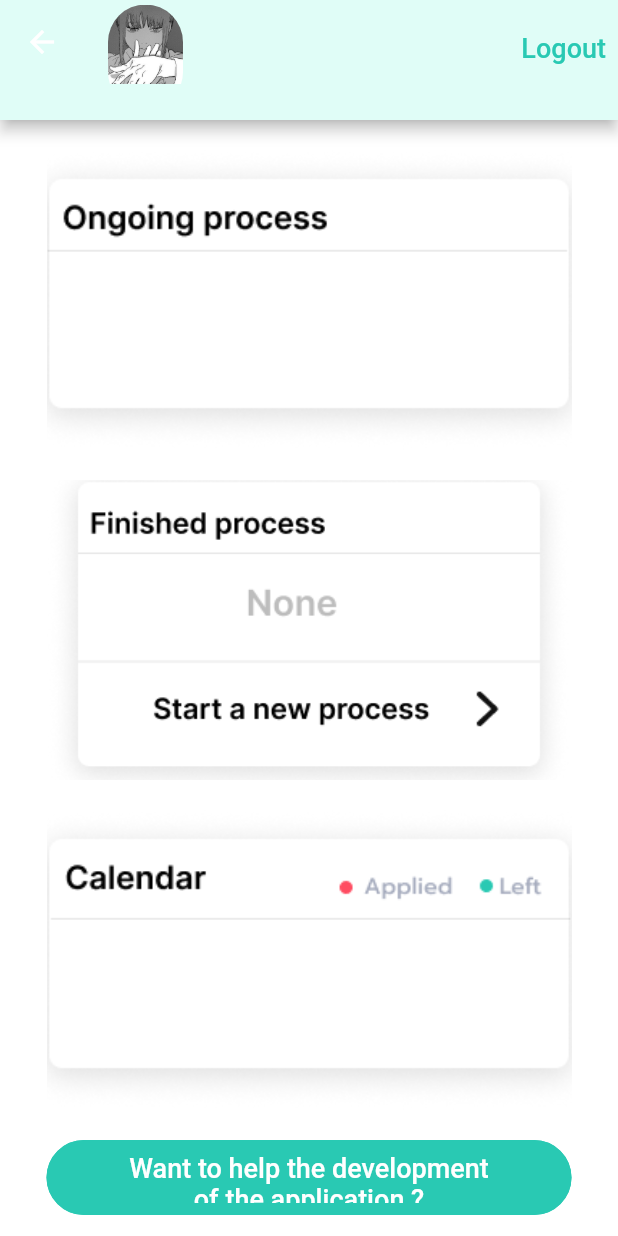
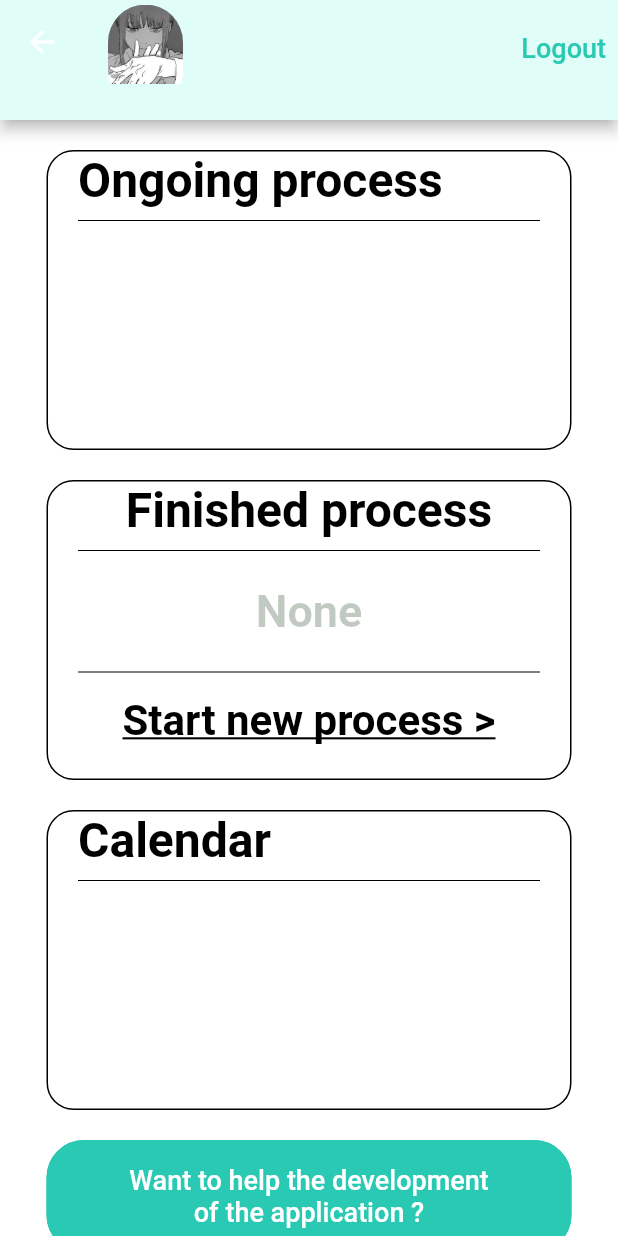
Before and after one commit to Paperwork-EIP/Front-mobile, a Flutter app: the HomePage screen opened directly, on a phone screen of 412 x 824 dp. Run offline on Flutter 3.47's test engine with Material 2 defaults, Android fonts, the phone set to English and light mode, and no system bars; our stand-ins replace bloc, equatable, flutter_bloc, formz, google_fonts; accounts and stored records are empty.

Commit message:
[UPD] home page

```diff
--- a/my_app/workspace/lib/home/view/home_page.dart
+++ b/my_app/workspace/lib/home/view/home_page.dart
@@ -170,6 +170,7 @@ class HomePage extends StatelessWidget {
   const HomePage({Key? key}) : super(key: key);
   final String title = 'profile';
   final String username = 'Sandros';
+  final String finishedProcess = 'None';
 
   static Route route() {
     return MaterialPageRoute<void>(builder: (_) => const HomePage());
@@ -215,7 +216,8 @@ class HomePage extends StatelessWidget {
             shadowColor: Theme.of(context).colorScheme.shadow,
             backgroundColor: const Color(0xFFE0FDF7),
           )),
-      body: Container(
+      body: SingleChildScrollView(
+        child: Container(
           color: Colors.white,
           child: Stack(
             alignment: Alignment.center,
@@ -227,16 +229,27 @@ class HomePage extends StatelessWidget {
                     padding: const EdgeInsets.symmetric(horizontal: 20.0),
                     width: 350,
                     height: 200,
-                  decoration: const BoxDecoration(
-                    image: DecorationImage(
-                      image: AssetImage('assets/ongoing_process.png'),
-                      fit: BoxFit.cover,
+                    decoration: BoxDecoration(
+                        //   image: DecorationImage(
+                        //     image: AssetImage('assets/ongoing_process.png'),
+                        //     fit: BoxFit.cover,
+                        //   ),
+                        // ),
+                        borderRadius: BorderRadius.circular(18.0),
+                        border: Border.all(color: Colors.black),
+                        color: Colors.white),
+                    child: Column(
+                      crossAxisAlignment: CrossAxisAlignment.start,
+                      children: <Widget>[
+                        const Text(
+                          'Ongoing process',
+                          style: TextStyle(
+                              fontWeight: FontWeight.bold,
+                              fontSize: 32,
+                              color: Color.fromARGB(255, 0, 0, 0)),
                         ),
-                  ),
-                  // border: Border.all(color: Colors.black),
-                  // color: Colors.white),
-                  child: Row(
-                    children: [],
+                        Divider(color: Colors.black),
+                      ],
                     ),
                   ),
                   Container(
@@ -244,17 +257,61 @@ class HomePage extends StatelessWidget {
                     padding: const EdgeInsets.symmetric(horizontal: 20.0),
                     width: 350,
                     height: 200,
-                  decoration: const BoxDecoration(
-                    image: DecorationImage(
-                      image: AssetImage('assets/start_new_process.png'),
-                      fit: BoxFit.cover,
+                    // decoration: const BoxDecoration(
+                    //   image: DecorationImage(
+                    //     image: AssetImage('assets/start_new_process.png'),
+                    //     fit: BoxFit.cover,
+                    //   ),
+                    // ),
+                    decoration: BoxDecoration(
+                        borderRadius: BorderRadius.circular(18.0),
+                        border: Border.all(color: Colors.black),
+                        color: Colors.white),
+                    child: Column(
+                      // crossAxisAlignment: CrossAxisAlignment.start,
+                      children: <Widget>[
+                        SizedBox(
+                          width: 350,
+                          child: Column(
+                            children: <Widget>[
+                              const Text(
+                                'Finished process',
+                                textAlign: TextAlign.left,
+                                style: TextStyle(
+                                    fontWeight: FontWeight.bold,
+                                    fontSize: 32,
+                                    color: Color.fromARGB(255, 0, 0, 0)),
+                              ),
+                              const Divider(color: Colors.black),
+                              Padding(
+                                padding: const EdgeInsets.all(
+                                    15), //apply padding to all four sides
+                                child: Text(
+                                  finishedProcess,
+                                  textAlign: TextAlign.center,
+                                  style: TextStyle(
+                                      fontWeight: FontWeight.bold,
+                                      fontSize: 30,
+                                      color:Color(0xFF0E3311).withOpacity(0.26)),
                                 ),
                               ),
-                  // decoration: BoxDecoration(
-                  //     border: Border.all(color: Colors.black),
-                  //     color: Colors.white),
-                  child: Row(
-                    children: [],
+                              const Divider(color: Colors.black),
+                              TextButton(
+                                onPressed: () {},
+                                child: const Text(
+                                  'Start new process >',
+                                  textAlign: TextAlign.center,
+                                  style: TextStyle(
+                                      decoration: TextDecoration.underline,
+                                      fontWeight: FontWeight.bold,
+                                      fontSize: 28,
+                                      color: Color.fromARGB(255, 0, 0, 0)),
+                                ),
+                              ),
+                            ],
+                          ),
+                        ),
+                      ],
                     ),
                   ),
                   Container(
@@ -262,17 +319,28 @@ class HomePage extends StatelessWidget {
                     padding: const EdgeInsets.symmetric(horizontal: 20.0),
                     width: 350,
                     height: 200,
-                  decoration: const BoxDecoration(
-                    image: DecorationImage(
-                      image: AssetImage('assets/Calendar.png'),
-                      fit: BoxFit.cover,
+                    // decoration: const BoxDecoration(
+                    //   image: DecorationImage(
+                    //     image: AssetImage('assets/Calendar.png'),
+                    //     fit: BoxFit.cover,
+                    //   ),
+                    // ),
+                    decoration: BoxDecoration(
+                        borderRadius: BorderRadius.circular(18.0),
+                        border: Border.all(color: Colors.black),
+                        color: Colors.white),
+                    child: Column(
+                      crossAxisAlignment: CrossAxisAlignment.start,
+                      children: <Widget>[
+                        const Text(
+                          'Calendar',
+                          style: TextStyle(
+                              fontWeight: FontWeight.bold,
+                              fontSize: 32,
+                              color: Color.fromARGB(255, 0, 0, 0)),
                         ),
-                  ),
-                  // decoration: BoxDecoration(
-                  //     border: Border.all(color: Colors.black),
-                  //     color: Colors.white),
-                  child: Row(
-                    children: [],
+                        Divider(color: Colors.black)
+                      ],
                     ),
                   ),
                   Container(
@@ -280,17 +348,16 @@ class HomePage extends StatelessWidget {
                     alignment: Alignment.bottomCenter,
                     child: SizedBox(
                       width: 350,
-                    height: 50,
+                      height: 75,
                       child: TextButton(
                         style: TextButton.styleFrom(
                             backgroundColor: const Color(0xFF29C9B3),
                             shape: RoundedRectangleBorder(
                                 borderRadius: BorderRadius.circular(25.0),
-                              side:
-                                  const BorderSide(color: Color(0xFF29C9B3)))),
+                                side: const BorderSide(
+                                    color: Color(0xFF29C9B3)))),
                         onPressed: () {},
                         child: const Text(
-
                           'Want to help the development \nof the application ?',
                           style: TextStyle(fontSize: 18, color: Colors.white),
                           textAlign: TextAlign.center,
@@ -303,6 +370,7 @@ class HomePage extends StatelessWidget {
             ],
           ),
         ),
+      ),
     );
   }
 }
```
Lines whose indentation alone changed are shown as unchanged.
